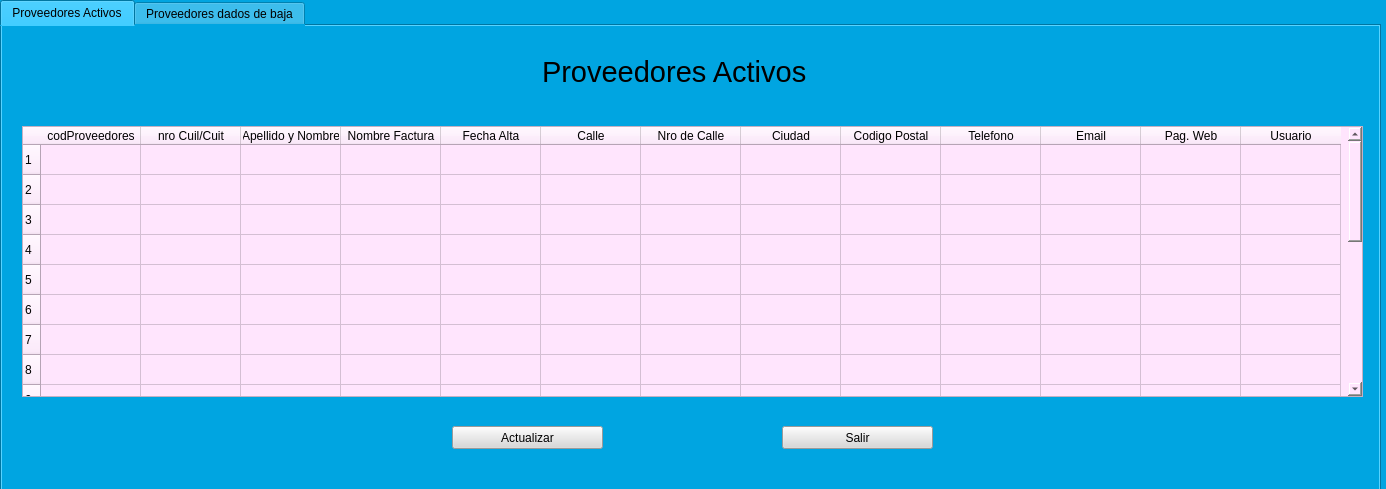
First picture: the form in Views/listadeproveedores.ui, repository Miguel8819/Sistema_TweetyTesis, before the edit.
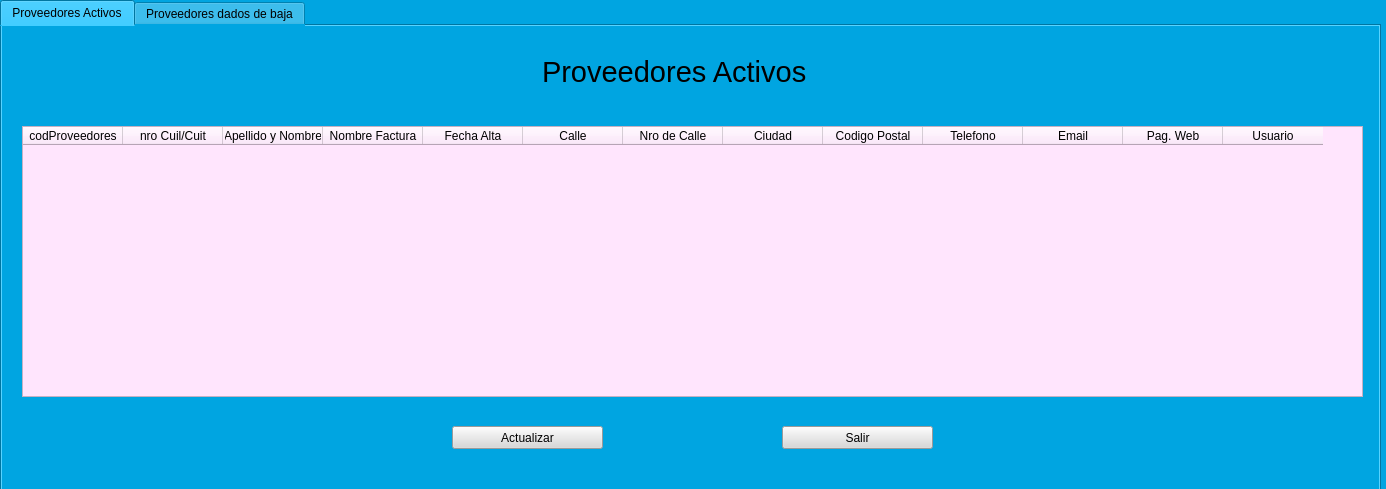
Second picture: the form after the edit. Icons and pictures are not drawn.

Diff of the .ui file:
```diff
--- a/Views/listadeproveedores.ui
+++ b/Views/listadeproveedores.ui
@@ -50,101 +50,6 @@
      <property name="styleSheet">
       <string notr="true">background-color: rgb(255, 229, 253);</string>
      </property>
-     <row>
-      <property name="text">
-       <string>1</string>
-      </property>
-     </row>
-     <row>
-      <property name="text">
-       <string>2</string>
-      </property>
-     </row>
-     <row>
-      <property name="text">
-       <string>3</string>
-      </property>
-     </row>
-     <row>
-      <property name="text">
-       <string>4</string>
-      </property>
-     </row>
-     <row>
-      <property name="text">
-       <string>5</string>
-      </property>
-     </row>
-     <row>
-      <property name="text">
-       <string>6</string>
-      </property>
-     </row>
-     <row>
-      <property name="text">
-       <string>7</string>
-      </property>
-     </row>
-     <row>
-      <property name="text">
-       <string>8</string>
-      </property>
-     </row>
-     <row>
-      <property name="text">
-       <string>9</string>
-      </property>
-     </row>
-     <row>
-      <property name="text">
-       <string>10</string>
-      </property>
-     </row>
-     <row>
-      <property name="text">
-       <string>11</string>
-      </property>
-     </row>
-     <row>
-      <property name="text">
-       <string>12</string>
-      </property>
-     </row>
-     <row>
-      <property name="text">
-       <string>13</string>
-      </property>
-     </row>
-     <row>
-      <property name="text">
-       <string>14</string>
-      </property>
-     </row>
-     <row>
-      <property name="text">
-       <string>15</string>
-      </property>
-     </row>
-     <row>
-      <property name="text">
-       <string>16</string>
-      </property>
-     </row>
-     <row>
-      <property name="text">
-       <string>17</string>
-      </property>
-     </row>
-     <row>
-      <property name="text">
-       <string>18</string>
-      </property>
-     </row>
-     <row>
-      <property name="text">
-       <string>19</string>
-      </property>
-     </row>
      <column>
       <property name="text">
        <string>codProveedores</string>
```
Left out of the diff: 95 changed lines with no effect on the pictures.
